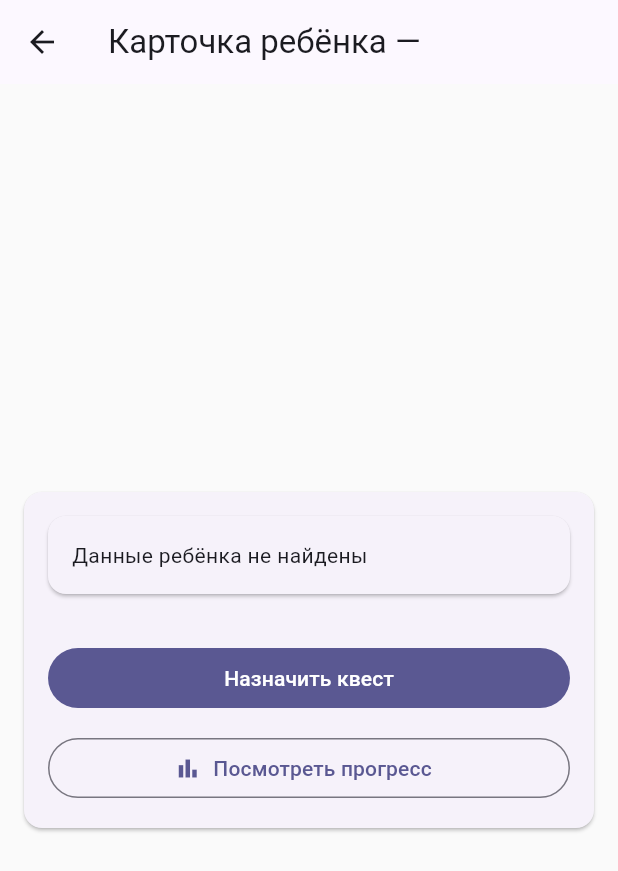
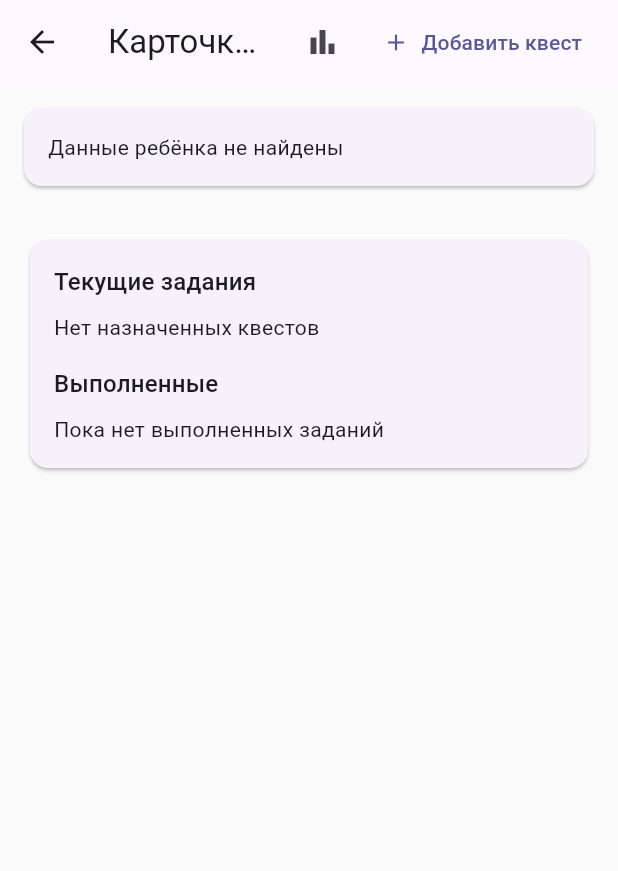
Before and after one commit to ruslanflutterdev/Psychologist, a Flutter app: the ChildScreen screen opened directly with empty values, on a phone screen of 412 x 824 dp. Shown: the top 871 px of the screen. Run offline on Flutter 3.47's test engine with Material 3 defaults, Android fonts, the phone set to English and light mode, and no system bars; our stand-ins replace fl_chart, flutter_bloc.

Commit message:
добавил экран/диалог выбора квеста с фильтрами по типу (сфера), добавил в профиль ребёнка: секцию «Текущие задания», секцию «Выполненные задания» (название, комментарий, мини-превью фото, дата; фото открывается на весь экран)

```diff
--- a/lib/features/child_screen/view/screens/child_screen.dart
+++ b/lib/features/child_screen/view/screens/child_screen.dart
@@ -1,11 +1,14 @@
 import 'package:flutter/material.dart';
+import 'package:heros_journey/core/models/quest_models.dart';
 import 'package:heros_journey/core/services/service_registry.dart';
 import 'package:heros_journey/features/child_screen/view/models/child_model.dart';
 import 'package:heros_journey/features/child_screen/view/models/find_child_by_id.dart';
-import 'package:heros_journey/features/child_screen/viewmodel/widgets/child_actions.dart';
+import 'package:heros_journey/features/child_screen/viewmodel/widgets/assign_quest_dialog.dart';
 import 'package:heros_journey/features/child_screen/viewmodel/widgets/child_error_text.dart';
 import 'package:heros_journey/features/child_screen/viewmodel/widgets/child_info_card.dart';
+import 'package:heros_journey/features/child_screen/viewmodel/widgets/child_quests_section.dart';
 import 'package:heros_journey/features/progress_screen/view/progress_screen.dart';
+
 
 class ChildScreen extends StatefulWidget {
   final String childId;
@@ -22,7 +25,7 @@ class ChildScreen extends StatefulWidget {
 }
 
 class _ChildScreenState extends State<ChildScreen> {
-  bool _isLoading = false;
+  bool _isAssigning = false;
   String? _error;
 
   ChildModel? _child;
@@ -52,24 +55,32 @@ class _ChildScreenState extends State<ChildScreen> {
     }
   }
 
-  Future<void> _assignQuest() async {
-    setState(() {
-      _isLoading = true;
-      _error = null;
-    });
+  Future<void> _assignQuestFlow() async {
+    setState(() => _isAssigning = true);
     try {
-      await ServiceRegistry.quest.assignQuest(childId: widget.childId);
+      final quest = await showDialog<Quest>(
+        context: context,
+        builder: (_) =>
+            AssignQuestDialog(catalog: ServiceRegistry.questCatalog),
+      );
       if (!mounted) return;
-      final displayName = _child?.name ?? widget.childName;
-      ScaffoldMessenger.of(context).showSnackBar(
-        SnackBar(content: Text('Квест назначен для $displayName')),
-      );
+      if (quest != null) {
+        await ServiceRegistry.childQuests.assignQuest(
+          childId: widget.childId,
+          quest: quest,
+        );
+        if (!mounted) return;
+        ScaffoldMessenger.of(context).showSnackBar(
+          SnackBar(content: Text('Назначен квест: ${quest.title}')),
+        );
+        setState(
+          () {},
+        );
+      }
     } catch (e) {
       if (mounted) setState(() => _error = e.toString());
     } finally {
-      if (mounted) {
-        setState(() => _isLoading = false);
-      }
+      if (mounted) setState(() => _isAssigning = false);
     }
   }
 
@@ -89,29 +100,45 @@ class _ChildScreenState extends State<ChildScreen> {
     final title = _child?.name ?? widget.childName;
 
     return Scaffold(
-      appBar: AppBar(title: Text('Карточка ребёнка — $title')),
+      appBar: AppBar(
+        title: Text('Карточка ребёнка — $title'),
+        actions: [
+          IconButton(
+            onPressed: _openProgress,
+            icon: const Icon(Icons.bar_chart),
+            tooltip: 'Прогресс',
+          ),
+          const SizedBox(width: 4),
+          TextButton.icon(
+            onPressed: _isAssigning ? null : _assignQuestFlow,
+            icon: const Icon(Icons.add),
+            label: const Text('Добавить квест'),
+          ),
+          const SizedBox(width: 8),
+        ],
+      ),
       body: Center(
         child: ConstrainedBox(
-          constraints: const BoxConstraints(maxWidth: 520),
-          child: Card(
-            margin: const EdgeInsets.all(16),
-            child: Padding(
-              padding: const EdgeInsets.all(16),
-              child: Column(
-                mainAxisSize: MainAxisSize.min,
-                crossAxisAlignment: CrossAxisAlignment.stretch,
-                children: [
-                  ChildInfoCard(isLoading: _loadingChild, child: _child),
-                  const SizedBox(height: 16),
-                  ChildErrorText(error: _error),
-                  ChildActions(
-                    isLoading: _isLoading,
-                    onAssignQuest: _assignQuest,
-                    onOpenProgress: _openProgress,
+          constraints: const BoxConstraints(maxWidth: 760),
+          child: ListView(
+            padding: const EdgeInsets.all(16),
+            children: [
+              ChildInfoCard(isLoading: _loadingChild, child: _child),
+              const SizedBox(height: 8),
+              ChildErrorText(error: _error),
+              const SizedBox(height: 8),
+              Card(
+                elevation: 1,
+                child: Padding(
+                  padding: const EdgeInsets.all(16),
+                  child: ChildQuestsSection(
+                    childId: widget.childId,
+                    service: ServiceRegistry.childQuests,
+                    onRefreshAfterChange: () => setState(() {}),
                   ),
-                ],
+                ),
               ),
-            ),
+            ],
           ),
         ),
       ),
--- /dev/null
+++ b/lib/features/child_screen/viewmodel/widgets/child_quests_section.dart
@@ -0,0 +1,68 @@
+import 'package:flutter/material.dart';
+import 'package:heros_journey/core/models/quest_models.dart';
+import 'package:heros_journey/features/child_screen/viewmodel/services/child_quests_service.dart';
+import 'package:heros_journey/features/child_screen/viewmodel/widgets/assigned_quest_tile.dart';
+import 'package:heros_journey/features/child_screen/viewmodel/widgets/completed_quest_tile.dart';
+
+class ChildQuestsSection extends StatelessWidget {
+  final String childId;
+  final ChildQuestsService service;
+  final VoidCallback onRefreshAfterChange;
+
+  const ChildQuestsSection({
+    super.key,
+    required this.childId,
+    required this.service,
+    required this.onRefreshAfterChange,
+  });
+
+  Future<(List<ChildQuest>, List<ChildQuest>)> _load() async {
+    final assigned = await service.getAssigned(childId);
+    final completed = await service.getCompleted(childId);
+    return (assigned, completed);
+  }
+
+  @override
+  Widget build(BuildContext context) {
+    return FutureBuilder<(List<ChildQuest>, List<ChildQuest>)>(
+      future: _load(),
+      builder: (context, snap) {
+        if (snap.connectionState != ConnectionState.done) {
+          return const Padding(
+            padding: EdgeInsets.symmetric(vertical: 24),
+            child: Center(child: CircularProgressIndicator()),
+          );
+        }
+        if (snap.hasError) {
+          return Padding(
+            padding: const EdgeInsets.all(12),
+            child: Text('Ошибка загрузки заданий: ${snap.error}'),
+          );
+        }
+
+        final assigned = snap.data!.$1;
+        final completed = snap.data!.$2;
+
+        return Column(
+          crossAxisAlignment: CrossAxisAlignment.stretch,
+          children: [
+            Text('Текущие задания', style: Theme.of(context).textTheme.titleMedium),
+            const SizedBox(height: 8),
+            if (assigned.isEmpty)
+              const Text('Нет назначенных квестов'),
+            if (assigned.isNotEmpty)
+              ...assigned.map((e) => AssignedQuestTile(item: e)),
+
+            const SizedBox(height: 16),
+            Text('Выполненные', style: Theme.of(context).textTheme.titleMedium),
+            const SizedBox(height: 8),
+            if (completed.isEmpty)
+              const Text('Пока нет выполненных заданий'),
+            if (completed.isNotEmpty)
+              ...completed.map((e) => CompletedQuestTile(item: e)),
+          ],
+        );
+      },
+    );
+  }
+}
--- a/pubspec.yaml
+++ b/pubspec.yaml
@@ -37,6 +37,7 @@ dependencies:
   flutter_bloc: ^9.1.1
   equatable: ^2.0.7
   fl_chart: ^0.69.0
+  intl: ^0.20.2
 
 dev_dependencies:
   flutter_test:
```
Also changed, not shown: lib/features/child_screen/viewmodel/widgets/assign_quest_dialog.dart (added, +99 -0 lines), lib/features/child_screen/viewmodel/widgets/assigned_quest_tile.dart (added, +20 -0 lines), lib/features/child_screen/viewmodel/widgets/completed_quest_tile.dart (added, +85 -0 lines), lib/features/child_screen/viewmodel/widgets/photo_viewer_dialog.dart (added, +13 -0 lines), pubspec.lock.
